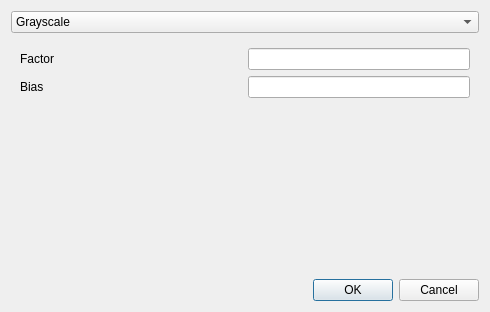
Above: src/addfilterdialog.ui from jcxz/MUL before the change. Below: the same form after it.
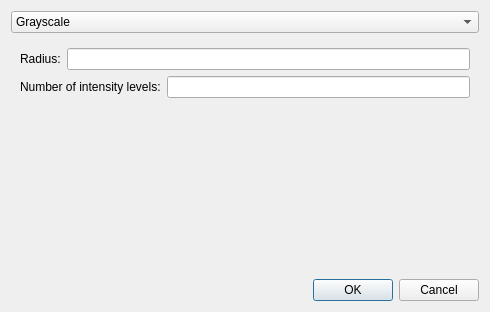
That is the form after the change. The open tabs and pages were chosen to show the change.

Commit message: Pridal som oilify filter a shake filter do gui a pridal som dop gui moznost invertovat DoG filter

The edit to the form file:
```diff
--- a/src/addfilterdialog.ui
+++ b/src/addfilterdialog.ui
@@ -31,8 +31,8 @@
   <property name="modal">
    <bool>false</bool>
   </property>
-  <layout class="QGridLayout" name="gridLayout">
-   <item row="0" column="0">
+  <layout class="QVBoxLayout" name="verticalLayout_12">
+   <item>
     <layout class="QVBoxLayout" name="verticalLayout">
      <item>
       <widget class="QComboBox" name="comboBox">
@@ -655,6 +655,79 @@
          </item>
         </layout>
        </widget>
+       <widget class="QWidget" name="pgOilify">
+        <layout class="QVBoxLayout" name="verticalLayout_13">
+         <item>
+          <layout class="QHBoxLayout" name="horizontalLayout_11">
+           <item>
+            <widget class="QLabel" name="label_15">
+             <property name="text">
+              <string>Radius:</string>
+             </property>
+            </widget>
+           </item>
+           <item>
+            <widget class="QLineEdit" name="leRadius"/>
+           </item>
+          </layout>
+         </item>
+         <item>
+          <layout class="QHBoxLayout" name="horizontalLayout_12">
+           <item>
+            <widget class="QLabel" name="label_17">
+             <property name="text">
+              <string>Number of intensity levels:</string>
+             </property>
+            </widget>
+           </item>
+           <item>
+            <widget class="QLineEdit" name="leIntensityLevels"/>
+           </item>
+          </layout>
+         </item>
+         <item>
+          <spacer name="verticalSpacer_6">
+           <property name="orientation">
+            <enum>Qt::Vertical</enum>
+           </property>
+           <property name="sizeHint" stdset="0">
+            <size>
+             <width>20</width>
+             <height>40</height>
+            </size>
+           </property>
+          </spacer>
+         </item>
+        </layout>
+       </widget>
+       <widget class="QWidget" name="pgShake">
+        <layout class="QVBoxLayout" name="verticalLayout_14">
+         <item>
+          <layout class="QHBoxLayout" name="horizontalLayout_13">
+           <item>
+            <widget class="QLabel" name="label_16">
+             <property name="text">
+              <string>Intensity:</string>
+             </property>
+            </widget>
+           </item>
+           <item>
+            <widget class="QSlider" name="intensitySlider">
+             <property name="maximum">
+              <number>100</number>
+             </property>
+             <property name="value">
+              <number>30</number>
+             </property>
+             <property name="orientation">
+              <enum>Qt::Horizontal</enum>
+             </property>
+            </widget>
+           </item>
+          </layout>
+         </item>
+        </layout>
+       </widget>
       </widget>
      </item>
      <item>
```
Left out of the diff: 19 changed lines with no effect on the pictures. The commit also changes 4 other files.
